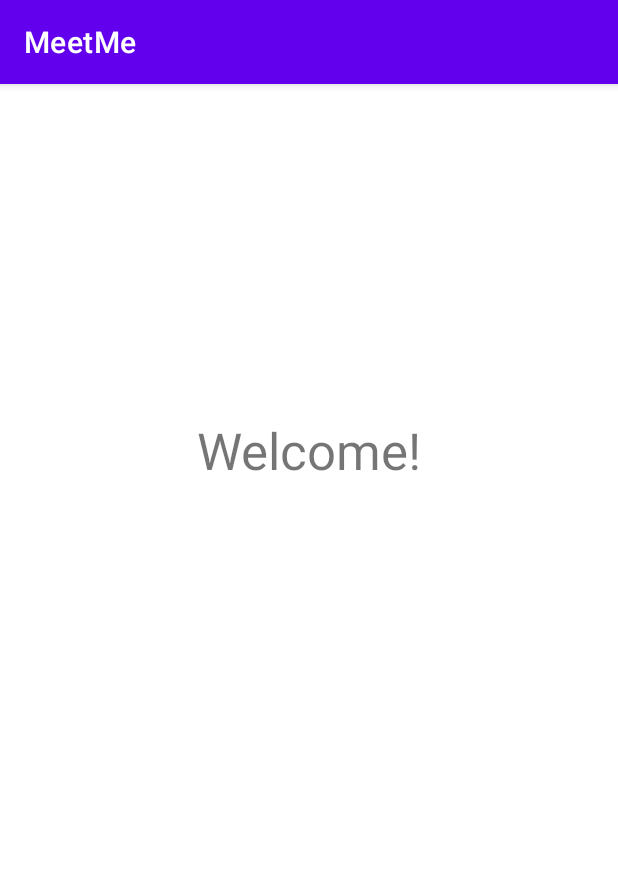
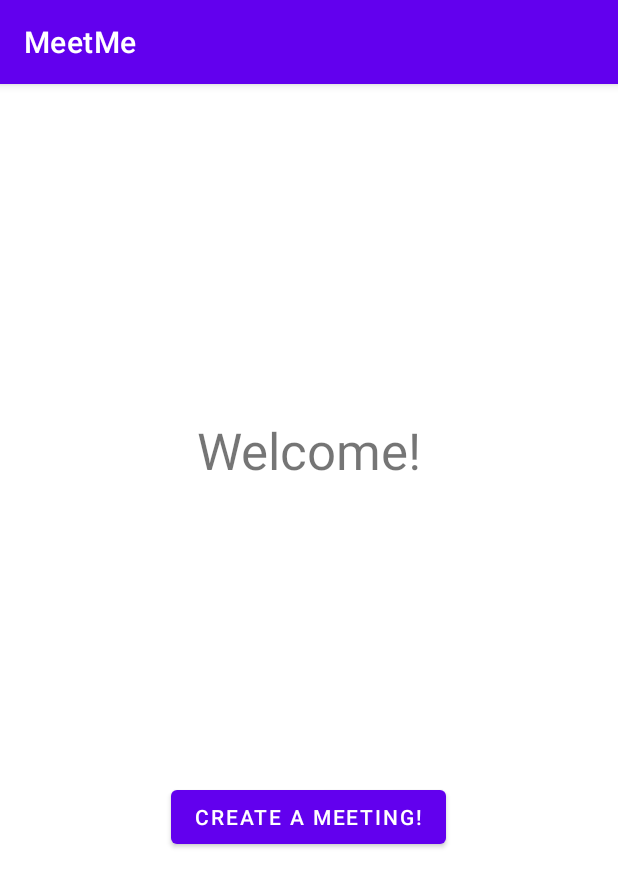
Before and after one commit to hhphung/my_project, an Android app: the screen it shows after launch (DashboardPage), after a tap on "CREATE ACCOUNT!", on a phone screen of 412 x 824 dp. Shown: the top 887 px of the screen. Run offline under Robolectric (Android 15) with nearby library versions, the phone set to English and light mode, and no system bars.

Commit message:
#20 debugging connection issues, created a very basic meeting page

```diff
--- a/Frontend/MeetMe/app/src/main/AndroidManifest.xml
+++ b/Frontend/MeetMe/app/src/main/AndroidManifest.xml
@@ -12,7 +12,7 @@
         android:supportsRtl="true"
         android:theme="@style/Theme.MeetMe" >
         <activity
-            android:name=".CreateMeetingActivity"
+            android:name=".CreateMeetingPage"
             android:exported="true" />
         <activity
             android:name=".DashboardPage"
--- a/Frontend/MeetMe/app/src/main/java/com/example/meetme/DashboardPage.java
+++ b/Frontend/MeetMe/app/src/main/java/com/example/meetme/DashboardPage.java
@@ -4,7 +4,10 @@ import static com.example.meetme.api.apiClientFactory.GetUserApi;
 
 import androidx.appcompat.app.AppCompatActivity;
 
+import android.content.Intent;
 import android.os.Bundle;
+import android.view.View;
+import android.widget.Button;
 import android.widget.EditText;
 import android.widget.TextView;
 
@@ -13,17 +16,29 @@ import com.example.meetme.model.User;
 
 public class DashboardPage extends AppCompatActivity {
 
+    String username;
     @Override
     protected void onCreate(Bundle savedInstanceState) {
         super.onCreate(savedInstanceState);
         setContentView(R.layout.activity_dashboard_page);
         TextView welcomeText = findViewById(R.id.activity_dashboard_text);
         EditText usernameInput = findViewById(R.id.activity_main_username_input);
+        Button goToCreateMeeting = findViewById(R.id.activity_dashboard_goToCreateMeeting);
 
+        username = getIntent().getStringExtra("username");
+
+        goToCreateMeeting.setText("Create a meeting!");
         //get user id and username
-        GetUserApi().getUser(usernameInput.getText().toString()).enqueue(new SlimCallback<User>(user ->{
+        GetUserApi().getUser(username).enqueue(new SlimCallback<User>(user ->{
             welcomeText.setText("Welcome " + user.getUsername() + "!");
         }));
+
+        goToCreateMeeting.setOnClickListener(new View.OnClickListener() {
+            @Override
+            public void onClick(View view) {
+                startActivity(new Intent(view.getContext(), CreateMeetingPage.class));
+            }
+        });
     }
 
 }
--- a/Frontend/MeetMe/app/src/main/java/com/example/meetme/RegisterPage.java
+++ b/Frontend/MeetMe/app/src/main/java/com/example/meetme/RegisterPage.java
@@ -28,7 +28,9 @@ public class RegisterPage extends AppCompatActivity {
             @Override
             public void onClick(View view) {
                 GetUserApi().createUser(new User(usernameInput.getText().toString(), passwordInput.getText().toString()));
-                startActivity(new Intent(view.getContext(), DashboardPage.class));
+                Intent myIntent = new Intent(view.getContext(), DashboardPage.class);
+                myIntent.putExtra("username",usernameInput.getText().toString());
+                startActivity(myIntent);
             }
         });
     }
--- a/Frontend/MeetMe/app/src/main/java/com/example/meetme/api/UserApi.java
+++ b/Frontend/MeetMe/app/src/main/java/com/example/meetme/api/UserApi.java
@@ -10,7 +10,7 @@ import retrofit2.http.Path;
 
 public interface UserApi {
     @GET("/user/{id}")
-    Call<User> getUser(@Path("id")String username);
+    Call<User> getUser(@Path(value = "id") String username);
 
     @POST("/user/")
     Call<User> createUser(@Body User user);
--- a/Frontend/MeetMe/app/src/main/java/com/example/meetme/api/apiClientFactory.java
+++ b/Frontend/MeetMe/app/src/main/java/com/example/meetme/api/apiClientFactory.java
@@ -11,7 +11,7 @@ public class apiClientFactory {
 
         if (apiClientSeed == null) {
             apiClientSeed = new Retrofit.Builder()
-                    .baseUrl("coms-309-017.cs.iastate.edu")
+                    .baseUrl("http://coms-309-017.cs.iastate.edu")
                     .addConverterFactory(GsonConverterFactory.create())
                     .build();
         }
--- a/Frontend/MeetMe/app/src/main/res/layout/activity_dashboard_page.xml
+++ b/Frontend/MeetMe/app/src/main/res/layout/activity_dashboard_page.xml
@@ -20,4 +20,16 @@
         app:layout_constraintTop_toTopOf="parent"
         app:layout_constraintVertical_bias="0.361" />
 
+    <Button
+        android:id="@+id/activity_dashboard_goToCreateMeeting"
+        android:layout_width="wrap_content"
+        android:layout_height="wrap_content"
+        android:text="Button"
+        app:layout_constraintBottom_toBottomOf="parent"
+        app:layout_constraintEnd_toEndOf="parent"
+        app:layout_constraintHorizontal_bias="0.498"
+        app:layout_constraintStart_toStartOf="parent"
+        app:layout_constraintTop_toTopOf="parent"
+        app:layout_constraintVertical_bias="0.645" />
+
 </androidx.constraintlayout.widget.ConstraintLayout>
--- a/Frontend/MeetMe/app/src/main/res/layout/activity_register.xml
+++ b/Frontend/MeetMe/app/src/main/res/layout/activity_register.xml
@@ -26,6 +26,7 @@
         android:ems="10"
         android:hint="Username"
         android:inputType="textPersonName"
+        android:minHeight="48dp"
         app:layout_constraintBottom_toBottomOf="parent"
         app:layout_constraintEnd_toEndOf="parent"
         app:layout_constraintHorizontal_bias="0.497"
@@ -40,6 +41,7 @@
         android:ems="10"
         android:hint="Password"
         android:inputType="textPassword"
+        android:minHeight="48dp"
         app:layout_constraintBottom_toBottomOf="parent"
         app:layout_constraintEnd_toEndOf="parent"
         app:layout_constraintHorizontal_bias="0.497"
```
Also changed, not shown: Frontend/MeetMe/app/src/main/java/com/example/meetme/CreateMeetingActivity.java (deleted, +0 -14 lines), Frontend/MeetMe/app/src/main/java/com/example/meetme/CreateMeetingPage.java (added, +25 -0 lines), Frontend/MeetMe/app/src/main/res/layout/activity_create_meeting.xml (+111 -1 lines).
